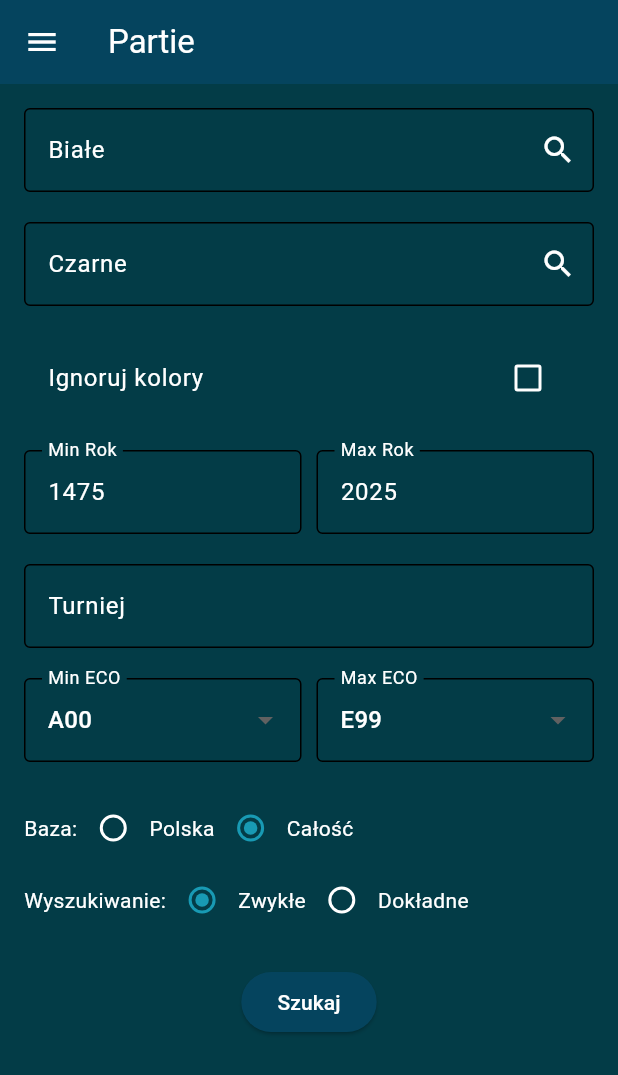
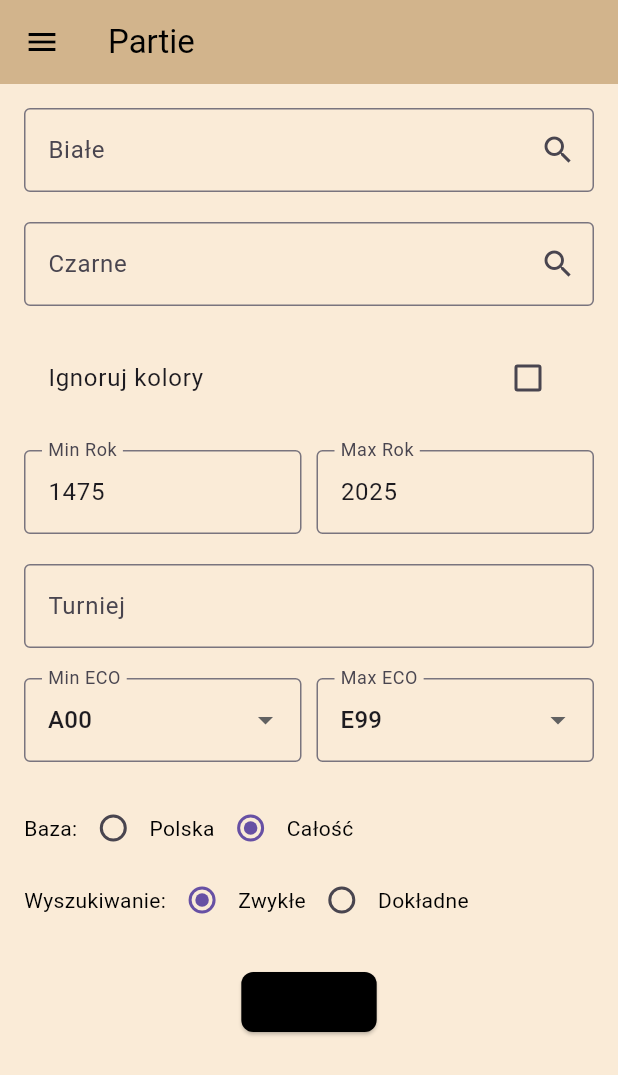
Before and after one commit to KulAndy/bazaszachowa-flutter, a Flutter app: the screen it shows after launch, in the side drawer, after a tap on "Partie", on a phone screen of 412 x 824 dp. Shown: the top 1075 px of the screen. Run offline on Flutter 3.47's test engine with Material 3 defaults, Android fonts, the light colour scheme and no system bars; our stand-ins replace flutter_svg, font_awesome_flutter; missing offline and left inert: chess, chessground, dartchess.

Commit message:
light and dark color scheme

```diff
--- /dev/null
+++ b/lib/app_color_scheme.dart
@@ -0,0 +1,73 @@
+import 'package:flutter/material.dart';
+
+class AppColors {
+  static const lightBackground = Color(0xFFFAEBD7); // AntiqueWhite
+  static const lightFontColor = Colors.black;
+  static const lightFooter = Color(0xFFD2B48C); // Tan
+  static const lightLink = Colors.black;
+  static const lightLinkHover = Colors.grey;
+  static const lightContentBackground = Color(0xFFF5EEE6); // Seashell
+  static const lightActive = Color(0xFFCD853F); // Peru
+  static const lightEvenRow = Color(0xFFF0F8FF); // AliceBlue
+  static const lightOddRow = Color(0xFFDEB887); // BurlyWood
+
+  static const darkBackground = Color(0xFF05445E);
+  static const darkFontColor = Color(0xFFF2F2F2);
+  static const darkFooter = Color(0xFF2F3645);
+  static const darkLink = Color(0xFF189AB4);
+  static const darkLinkHover = Color(0xFFE6754B);
+  static const darkContentBackground = Color(0xFF033C47);
+  static const darkActive = Color(0xFFD4F1F4);
+  static const darkEvenRow = Color(0xFF444444);
+  static const darkOddRow = Color(0xFF333333);
+
+  static const middleGray = Color(0xFF808080);
+}
+
+class AppColorScheme {
+  static final ThemeData lightTheme = ThemeData(
+    brightness: Brightness.light,
+    scaffoldBackgroundColor: AppColors.lightBackground,
+    primaryColor: const Color(0xFF189AB4),
+    textTheme: const TextTheme(
+      bodyMedium: TextStyle(color: AppColors.lightFontColor),
+    ),
+    appBarTheme: const AppBarTheme(
+      backgroundColor: AppColors.lightFooter,
+      foregroundColor: AppColors.lightFontColor,
+    ),
+    cardColor: AppColors.lightContentBackground,
+    highlightColor: AppColors.lightActive,
+    dividerColor: AppColors.middleGray,
+    elevatedButtonTheme: ElevatedButtonThemeData(
+      style: ElevatedButton.styleFrom(
+        backgroundColor: AppColors.lightFontColor,
+        foregroundColor: AppColors.lightFontColor,
+        shape: RoundedRectangleBorder(borderRadius: BorderRadius.circular(8)),
+      ),
+    ),
+  );
+
+  static final ThemeData darkTheme = ThemeData(
+    brightness: Brightness.dark,
+    scaffoldBackgroundColor: AppColors.darkBackground,
+    primaryColor: Color(0xFF189AB4),
+    textTheme: const TextTheme(
+      bodyMedium: TextStyle(color: AppColors.darkFontColor),
+    ),
+    appBarTheme: const AppBarTheme(
+      backgroundColor: AppColors.darkFooter,
+      foregroundColor: AppColors.darkFontColor,
+    ),
+    cardColor: AppColors.darkContentBackground,
+    highlightColor: AppColors.darkActive,
+    dividerColor: AppColors.middleGray,
+    elevatedButtonTheme: ElevatedButtonThemeData(
+      style: ElevatedButton.styleFrom(
+        backgroundColor: AppColors.darkFooter,
+        foregroundColor: AppColors.darkFontColor,
+        shape: RoundedRectangleBorder(borderRadius: BorderRadius.circular(8)),
+      ),
+    ),
+  );
+}
--- a/lib/components/info/manifest.dart
+++ b/lib/components/info/manifest.dart
@@ -1,3 +1,4 @@
+import 'package:bazaszachowa_flutter/components/app/app_text_span.dart';
 import 'package:bazaszachowa_flutter/components/app/link.dart';
 import 'package:bazaszachowa_flutter/components/app/separator.dart';
 import 'package:flutter/material.dart';
@@ -31,7 +32,7 @@ class Manifest extends StatelessWidget {
           'chcą zyskać przewagę poprzez usunięcie ich z bazy powinny zapoznać się z takimi pojęciami jak ',
         ),
         RichText(
-          text: TextSpan(
+          text: AppTextSpan(
             children: <TextSpan>[
               Link(
                 text: 'honor',
@@ -52,12 +53,12 @@ class Manifest extends StatelessWidget {
               ),
               const TextSpan(text: '.'),
             ],
+            context: context,
           ),
         ),
         const Separator(height: 10),
         RichText(
-          text: TextSpan(
-            style: const TextStyle(color: Colors.white),
+          text: AppTextSpan(
             children: <TextSpan>[
               const TextSpan(
                 text:
@@ -73,6 +74,7 @@ class Manifest extends StatelessWidget {
               ),
               const TextSpan(text: ' 🍺.'),
             ],
+            context: context,
           ),
         ),
       ],
--- a/lib/components/player/polish_data.dart
+++ b/lib/components/player/polish_data.dart
@@ -1,3 +1,4 @@
+import 'package:bazaszachowa_flutter/components/app/app_text_span.dart';
 import 'package:bazaszachowa_flutter/components/app/link.dart';
 import 'package:bazaszachowa_flutter/types/poland_player.dart';
 import 'package:flutter/material.dart';
@@ -14,7 +15,7 @@ class PolishData extends StatelessWidget {
           const CircularProgressIndicator()
         else
           RichText(
-            text: TextSpan(
+            text: AppTextSpan(
               children: <TextSpan>[
                 Link(
                   text: 'CR',
@@ -22,6 +23,7 @@ class PolishData extends StatelessWidget {
                   href: 'https://www.cr-pzszach.pl/',
                 ),
               ],
+              context: context,
             ),
           ),
         if (polandPlayers != null)
--- a/lib/main.dart
+++ b/lib/main.dart
@@ -1,6 +1,7 @@
 import 'package:flutter/material.dart';
 import 'package:url_launcher/url_launcher.dart';
 
+import 'app_color_scheme.dart';
 import 'screens/home.dart';
 
 void main() {
@@ -8,6 +9,7 @@ void main() {
 }
 
 class App extends StatelessWidget {
+  final ThemeMode themeMode = ThemeMode.system;
   const App({super.key});
 
   static Future<void> launchURL(BuildContext context, String url) async {
@@ -33,22 +35,9 @@ class App extends StatelessWidget {
   Widget build(BuildContext context) {
     return MaterialApp(
       title: 'Baza szachowa',
-      theme: ThemeData(
-        colorScheme: ColorScheme.light(
-          primary: const Color(0xFF189AB4),
-          primaryContainer: const Color(0xFF75E6DA),
-          secondary: const Color(0xFF05445E),
-          secondaryContainer: const Color(0xFFD4F1F4),
-          surface: const Color(0xFF033C47),
-          error: Colors.red,
-          onPrimary: Colors.white,
-          onSecondary: Colors.white,
-          onSurface: Colors.white,
-          brightness: Brightness.light,
-        ),
-        appBarTheme: const AppBarTheme(color: Color(0xFF05445E)),
-        useMaterial3: true,
-      ),
+      theme: AppColorScheme.lightTheme,
+      darkTheme: AppColorScheme.darkTheme,
+      themeMode: themeMode,
       home: const Home(title: 'Baza szachowa'),
       debugShowCheckedModeBanner: false,
     );
--- a/lib/screens/games.dart
+++ b/lib/screens/games.dart
@@ -291,16 +291,15 @@ class _GamesState extends State<Games> {
                 ),
                 const SizedBox(height: 20),
                 ElevatedButton(
-                  style: ElevatedButton.styleFrom(
-                    backgroundColor: const Color(0xFF05445E),
-                    foregroundColor: Colors.white,
-                  ),
                   onPressed: _fetchGames,
                   child: const Text('Szukaj'),
                 ),
                 const SizedBox(height: 20),
                 if (_games != null) ...[
-                  Text("Znaleziono ${_games!.length}"),
+                  Text(
+                    "Znaleziono ${_games!.length}",
+                    textAlign: TextAlign.center,
+                  ),
                   GameTable(games: _games!, base: 'all'),
                 ],
               ],
--- a/lib/screens/search_preparation.dart
+++ b/lib/screens/search_preparation.dart
@@ -112,10 +112,6 @@ class _SearchPreparationState extends State<SearchPreparation> {
                 ),
                 const SizedBox(height: 20),
                 ElevatedButton(
-                  style: ElevatedButton.styleFrom(
-                    backgroundColor: const Color(0xFF05445E),
-                    foregroundColor: Colors.white,
-                  ),
                   onPressed: () => Navigator.push(
                     context,
                     MaterialPageRoute(
```
Also changed, not shown: lib/components/app/app_text_span.dart (added, +21 -0 lines), lib/components/player/color_stats_data.dart (+23 -1 lines), lib/components/player/game_table.dart (+19 -3 lines), lib/screens/license.dart (+5 -2 lines), lib/screens/player.dart (+7 -2 lines), lib/screens/preparation.dart (+22 -5 lines).
